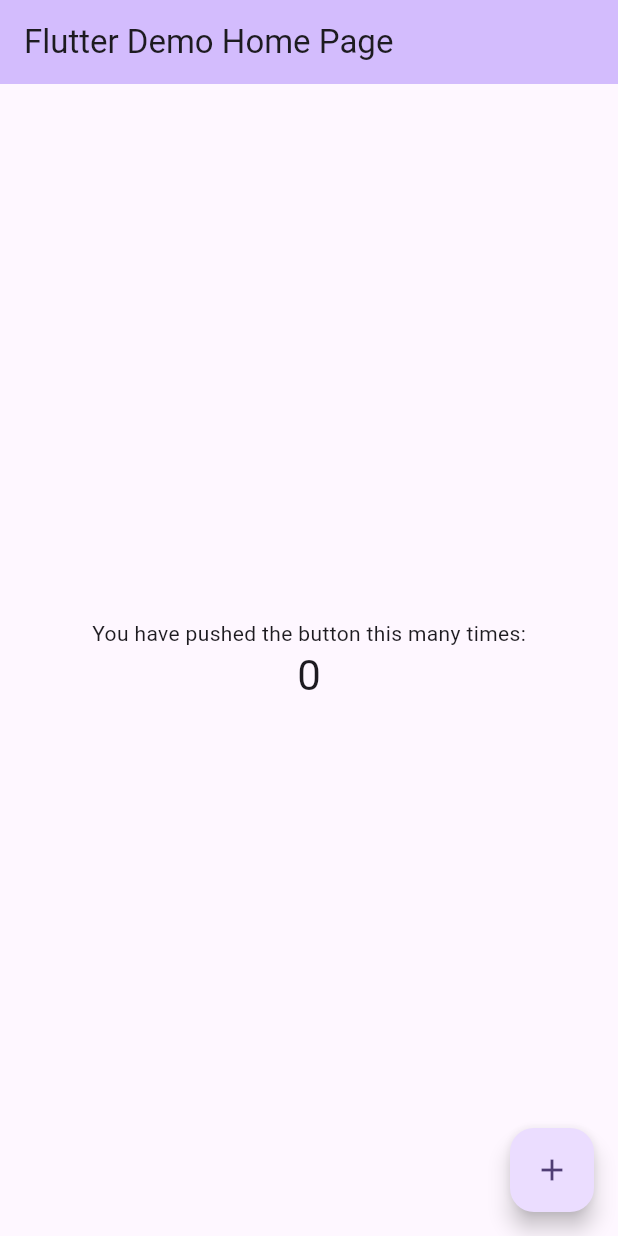
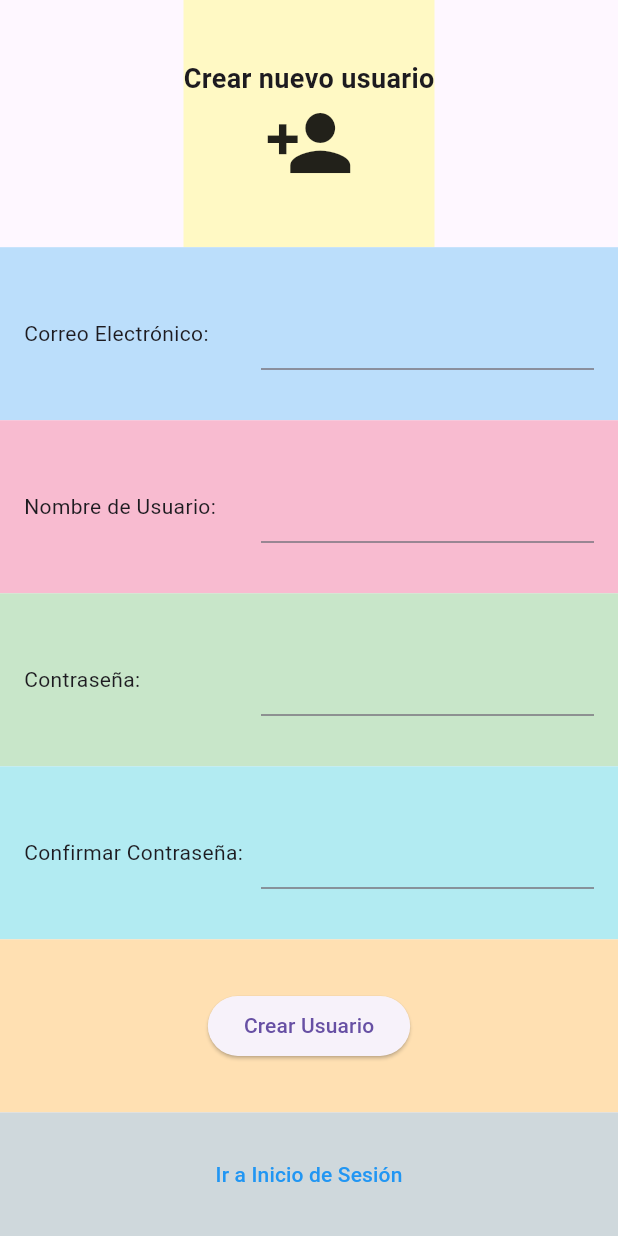
Before and after one commit to Alexander3150/proyecto_final_pocketplan, a Flutter app: the screen it shows after launch, on a phone screen of 412 x 824 dp. Run offline on Flutter 3.47's test engine with Material 3 defaults, Android fonts, the phone set to English and light mode, and no system bars.

Commit message:
Diseño inicial de crear usuario

```diff
--- a/flutter_pocketplan/lib/main.dart
+++ b/flutter_pocketplan/lib/main.dart
@@ -1,4 +1,5 @@
 import 'package:flutter/material.dart';
+import 'pages/crear_usuario_page.dart';
 
 void main() {
   runApp(const MyApp());
@@ -7,116 +8,17 @@ void main() {
 class MyApp extends StatelessWidget {
   const MyApp({super.key});
 
-  // This widget is the root of your application.
   @override
   Widget build(BuildContext context) {
     return MaterialApp(
-      title: 'Flutter Demo',
+      title: 'Registro de Usuario',
+      debugShowCheckedModeBanner: false,
       theme: ThemeData(
-        // This is the theme of your application.
-        //
-        // TRY THIS: Try running your application with "flutter run". You'll see
-        // the application has a purple toolbar. Then, without quitting the app,
-        // try changing the seedColor in the colorScheme below to Colors.green
-        // and then invoke "hot reload" (save your changes or press the "hot
-        // reload" button in a Flutter-supported IDE, or press "r" if you used
-        // the command line to start the app).
-        //
-        // Notice that the counter didn't reset back to zero; the application
-        // state is not lost during the reload. To reset the state, use hot
-        // restart instead.
-        //
-        // This works for code too, not just values: Most code changes can be
-        // tested with just a hot reload.
-        colorScheme: ColorScheme.fromSeed(seedColor: Colors.deepPurple),
+        primarySwatch: Colors.blue,
       ),
-      home: const MyHomePage(title: 'Flutter Demo Home Page'),
+      home: const Scaffold(
+        body: SafeArea(child: CrearUsuarioScreen()),
+      ),
     );
   }
 }
-
-class MyHomePage extends StatefulWidget {
-  const MyHomePage({super.key, required this.title});
-
-  // This widget is the home page of your application. It is stateful, meaning
-  // that it has a State object (defined below) that contains fields that affect
-  // how it looks.
-
-  // This class is the configuration for the state. It holds the values (in this
-  // case the title) provided by the parent (in this case the App widget) and
-  // used by the build method of the State. Fields in a Widget subclass are
-  // always marked "final".
-
-  final String title;
-
-  @override
-  State<MyHomePage> createState() => _MyHomePageState();
-}
-
-class _MyHomePageState extends State<MyHomePage> {
-  int _counter = 0;
-
-  void _incrementCounter() {
-    setState(() {
-      // This call to setState tells the Flutter framework that something has
-      // changed in this State, which causes it to rerun the build method below
-      // so that the display can reflect the updated values. If we changed
-      // _counter without calling setState(), then the build method would not be
-      // called again, and so nothing would appear to happen.
-      _counter++;
-    });
-  }
-
-  @override
-  Widget build(BuildContext context) {
-    // This method is rerun every time setState is called, for instance as done
-    // by the _incrementCounter method above.
-    //
-    // The Flutter framework has been optimized to make rerunning build methods
-    // fast, so that you can just rebuild anything that needs updating rather
-    // than having to individually change instances of widgets.
-    return Scaffold(
-      appBar: AppBar(
-        // TRY THIS: Try changing the color here to a specific color (to
-        // Colors.amber, perhaps?) and trigger a hot reload to see the AppBar
-        // change color while the other colors stay the same.
-        backgroundColor: Theme.of(context).colorScheme.inversePrimary,
-        // Here we take the value from the MyHomePage object that was created by
-        // the App.build method, and use it to set our appbar title.
-        title: Text(widget.title),
-      ),
-      body: Center(
-        // Center is a layout widget. It takes a single child and positions it
-        // in the middle of the parent.
-        child: Column(
-          // Column is also a layout widget. It takes a list of children and
-          // arranges them vertically. By default, it sizes itself to fit its
-          // children horizontally, and tries to be as tall as its parent.
-          //
-          // Column has various properties to control how it sizes itself and
-          // how it positions its children. Here we use mainAxisAlignment to
-          // center the children vertically; the main axis here is the vertical
-          // axis because Columns are vertical (the cross axis would be
-          // horizontal).
-          //
-          // TRY THIS: Invoke "debug painting" (choose the "Toggle Debug Paint"
-          // action in the IDE, or press "p" in the console), to see the
-          // wireframe for each widget.
-          mainAxisAlignment: MainAxisAlignment.center,
-          children: <Widget>[
-            const Text('You have pushed the button this many times:'),
-            Text(
-              '$_counter',
-              style: Theme.of(context).textTheme.headlineMedium,
-            ),
-          ],
-        ),
-      ),
-      floatingActionButton: FloatingActionButton(
-        onPressed: _incrementCounter,
-        tooltip: 'Increment',
-        child: const Icon(Icons.add),
-      ), // This trailing comma makes auto-formatting nicer for build methods.
-    );
-  }
-}
--- /dev/null
+++ b/flutter_pocketplan/lib/pages/crear_usuario_page.dart
@@ -0,0 +1,99 @@
+import 'package:flutter/material.dart';
+
+class CrearUsuarioScreen extends StatelessWidget {
+  const CrearUsuarioScreen({super.key});
+
+  @override
+  Widget build(BuildContext context) {
+    return Column(
+      children: [
+        // Fila 1 - Imagen (20%)
+        Expanded(
+          flex: 20,
+          child: Container(
+            color: Colors.yellow[100],
+            child: Column(
+              mainAxisAlignment: MainAxisAlignment.center,
+              children: const [
+                Text(
+                  'Crear nuevo usuario',
+                  style: TextStyle(fontSize: 18, fontWeight: FontWeight.bold),
+                ),
+                Icon(Icons.person_add, size: 60),
+              ],
+            ),
+          ),
+        ),
+        // Fila 2 - Correo electrónico
+        Expanded(
+          flex: 14,
+          child: buildInputRow('Correo Electrónico:', Colors.blue[100]!),
+        ),
+        // Fila 3 - Nombre de usuario
+        Expanded(
+          flex: 14,
+          child: buildInputRow('Nombre de Usuario:', Colors.pink[100]!),
+        ),
+        // Fila 4 - Contraseña
+        Expanded(
+          flex: 14,
+          child: buildInputRow('Contraseña:', Colors.green[100]!),
+        ),
+        // Fila 5 - Confirmar Contraseña
+        Expanded(
+          flex: 14,
+          child: buildInputRow('Confirmar Contraseña:', Colors.cyan[100]!),
+        ),
+        // Fila 6 - Botón principal
+        Expanded(
+          flex: 14,
+          child: Container(
+            color: Colors.orange[100],
+            child: Center(
+              child: ElevatedButton(
+                onPressed: () {},
+                child: const Text('Crear Usuario'),
+              ),
+            ),
+          ),
+        ),
+        // Fila 7 - Botón texto
+        Expanded(
+          flex: 10,
+          child: Container(
+            color: Colors.blueGrey[100],
+            child: Center(
+              child: TextButton(
+                onPressed: () {},
+                child: const Text(
+                  'Ir a Inicio de Sesión',
+                  style: TextStyle(color: Colors.blue),
+                ),
+              ),
+            ),
+          ),
+        ),
+      ],
+    );
+  }
+
+  static Widget buildInputRow(String label, Color color) {
+    return Container(
+      color: color,
+      padding: const EdgeInsets.symmetric(horizontal: 16.0),
+      child: Row(
+        children: [
+          Expanded(
+            flex: 4,
+            child: Text(label),
+          ),
+          const SizedBox(width: 10),
+          Expanded(
+            flex: 6,
+            child: const TextField(),
+          ),
+        ],
+      ),
+    );
+  }
+}
```
Also changed, not shown: 1 other file.
